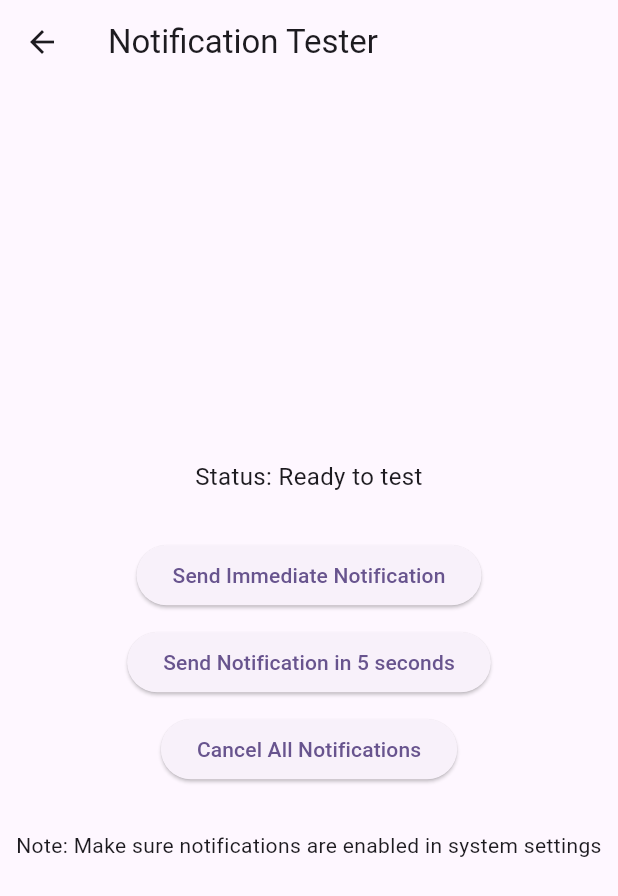
After one commit to romitdonga/flutter_auto_notify, a Flutter app: the TestHomePage screen opened directly, after a tap on "Open Notification Tester", on a phone screen of 412 x 824 dp. The commit adds this screen. Shown: the top 896 px of the screen. Run offline on Flutter 3.47's test engine with Material 3 defaults, Android fonts, the phone set to English and light mode, and no system bars; our stand-ins replace device_info_plus, flutter_local_notifications, shared_preferences, timezone; accounts and stored records are empty.

Commit message:
test added

```diff
--- a/lib/auto_notify_manager.dart
+++ b/lib/auto_notify_manager.dart
@@ -26,6 +26,11 @@ class AutoNotifyManager {
   /// Flutter Local Notifications plugin instance
   final FlutterLocalNotificationsPlugin _flutterLocalNotificationsPlugin =
       FlutterLocalNotificationsPlugin();
+
+  /// Get the notification plugin instance for testing purposes
+  FlutterLocalNotificationsPlugin getNotificationPlugin() {
+    return _flutterLocalNotificationsPlugin;
+  }
 
   /// Configuration for the notification system
   late AutoNotifyConfig _config;
--- a/lib/main.dart
+++ b/lib/main.dart
@@ -8,11 +8,7 @@ void main() async {
   await autoNotify.init(
     config: const AutoNotifyConfig(
       notifyInitialize: 1, // Enable the SDK
-      titlePool: [
-        'Hey there!',
-        'Miss you!',
-        'Come back!',
-      ],
+      titlePool: ['Hey there!', 'Miss you!', 'Come back!'],
       bodyPool: [
         'Come back and have fun!',
         'We have new content for you!',
--- /dev/null
+++ b/lib/notification_test_app.dart
@@ -0,0 +1,124 @@
+import 'package:flutter/material.dart';
+import 'package:flutter_local_notifications/flutter_local_notifications.dart';
+import 'auto_notify_sdk.dart';
+import 'test_notifications.dart';
+
+class NotificationTestApp extends StatefulWidget {
+  const NotificationTestApp({super.key});
+
+  @override
+  State<NotificationTestApp> createState() => _NotificationTestAppState();
+}
+
+class _NotificationTestAppState extends State<NotificationTestApp> {
+  late NotificationTester _notificationTester;
+  String _status = 'Ready to test';
+
+  @override
+  void initState() {
+    super.initState();
+    // Get the plugin instance from the AutoNotifyManager
+    final plugin = autoNotify.getNotificationPlugin();
+    _notificationTester = NotificationTester(plugin);
+  }
+
+  // Send an immediate test notification
+  Future<void> _sendImmediateNotification() async {
+    setState(() {
+      _status = 'Sending immediate notification...';
+    });
+
+    try {
+      await _notificationTester.sendImmediateTestNotification(
+        title: 'Immediate Test',
+        body: 'This notification appears immediately',
+      );
+      setState(() {
+        _status = 'Immediate notification sent!';
+      });
+    } catch (e) {
+      setState(() {
+        _status = 'Error: $e';
+      });
+    }
+  }
+
+  // Send a notification with a short delay
+  Future<void> _sendDelayedNotification() async {
+    setState(() {
+      _status = 'Scheduling notification in 5 seconds...';
+    });
+
+    try {
+      await _notificationTester.sendDelayedTestNotification(
+        title: 'Delayed Test',
+        body: 'This notification appears after a short delay',
+        delaySeconds: 50,
+      );
+      setState(() {
+        _status = 'Notification scheduled for 5 seconds from now!';
+      });
+    } catch (e) {
+      setState(() {
+        _status = 'Error: $e';
+      });
+    }
+  }
+
+  // Cancel all notifications
+  Future<void> _cancelNotifications() async {
+    setState(() {
+      _status = 'Cancelling all notifications...';
+    });
+
+    try {
+      await _notificationTester.cancelAllNotifications();
+      setState(() {
+        _status = 'All notifications cancelled!';
+      });
+    } catch (e) {
+      setState(() {
+        _status = 'Error: $e';
+      });
+    }
+  }
+
+  @override
+  Widget build(BuildContext context) {
+    return Scaffold(
+      appBar: AppBar(title: const Text('Notification Tester')),
+      body: Center(
+        child: Column(
+          mainAxisAlignment: MainAxisAlignment.center,
+          children: [
+            Text(
+              'Status: $_status',
+              style: const TextStyle(fontSize: 16),
+              textAlign: TextAlign.center,
+            ),
+            const SizedBox(height: 30),
+            ElevatedButton(
+              onPressed: _sendImmediateNotification,
+              child: const Text('Send Immediate Notification'),
+            ),
+            const SizedBox(height: 10),
+            ElevatedButton(
+              onPressed: _sendDelayedNotification,
+              child: const Text('Send Notification in 5 seconds'),
+            ),
+            const SizedBox(height: 10),
+            ElevatedButton(
+              onPressed: _cancelNotifications,
+              child: const Text('Cancel All Notifications'),
+            ),
+            const SizedBox(height: 30),
+            const Text(
+              'Note: Make sure notifications are enabled in system settings',
+              textAlign: TextAlign.center,
+            ),
+          ],
+        ),
+      ),
+    );
+  }
+}
--- /dev/null
+++ b/lib/test_main.dart
@@ -0,0 +1,125 @@
+import 'package:flutter/material.dart';
+import 'auto_notify_sdk.dart';
+import 'notification_test_app.dart';
+
+void main() async {
+  WidgetsFlutterBinding.ensureInitialized();
+
+  // Initialize the AutoNotify SDK with configuration
+  await autoNotify.init(
+    config: const AutoNotifyConfig(
+      notifyInitialize: 1, // Enable the SDK
+      titlePool: [
+        'Hey there!',
+        'Miss you!',
+        'Come back!',
+      ],
+      bodyPool: [
+        'Come back and have fun!',
+        'We have new content for you!',
+        'Your friends are waiting for you!',
+      ],
+      hourStart: 9,
+      hourEnd: 21,
+      minuteJitter: 30,
+      cooldownDays: 1,
+    ),
+    enableDebugLogs: true,
+  );
+
+  runApp(const TestApp());
+}
+
+class TestApp extends StatelessWidget {
+  const TestApp({super.key});
+
+  @override
+  Widget build(BuildContext context) {
+    return MaterialApp(
+      title: 'Notification Test',
+      theme: ThemeData(
+        colorScheme: ColorScheme.fromSeed(seedColor: Colors.blue),
+        useMaterial3: true,
+      ),
+      home: const TestHomePage(),
+    );
+  }
+}
+
+class TestHomePage extends StatefulWidget {
+  const TestHomePage({super.key});
+
+  @override
+  State<TestHomePage> createState() => _TestHomePageState();
+}
+
+class _TestHomePageState extends State<TestHomePage> {
+  bool _notificationsEnabled = false;
+
+  @override
+  void initState() {
+    super.initState();
+    _loadNotificationState();
+  }
+
+  // Load the current notification state
+  Future<void> _loadNotificationState() async {
+    final enabled = autoNotify.isEnabled;
+    setState(() {
+      _notificationsEnabled = enabled;
+    });
+  }
+
+  // Toggle notifications on/off
+  Future<void> _toggleNotifications(bool value) async {
+    await autoNotify.setEnabled(value);
+    setState(() {
+      _notificationsEnabled = value;
+    });
+  }
+
+  @override
+  Widget build(BuildContext context) {
+    return Scaffold(
+      appBar: AppBar(
+        backgroundColor: Theme.of(context).colorScheme.inversePrimary,
+        title: const Text('Auto Notify Test'),
+      ),
+      body: Center(
+        child: Column(
+          mainAxisAlignment: MainAxisAlignment.center,
+          children: <Widget>[
+            const Text(
+              'Auto Notify SDK Test',
+              style: TextStyle(fontSize: 24, fontWeight: FontWeight.bold),
+            ),
+            const SizedBox(height: 20),
+            const Text('Enable notifications:'),
+            Switch(
+              value: _notificationsEnabled,
+              onChanged: _toggleNotifications,
+            ),
+            const SizedBox(height: 20),
+            if (autoNotify.nextScheduledTime != null)
+              Text(
+                'Next scheduled: ${autoNotify.nextScheduledTime.toString()}',
+                textAlign: TextAlign.center,
+              ),
+            const SizedBox(height: 30),
+            ElevatedButton(
+              onPressed: () {
+                Navigator.push(
+                  context,
+                  MaterialPageRoute(
+                    builder: (context) => const NotificationTestApp(),
+                  ),
+                );
+              },
+              child: const Text('Open Notification Tester'),
+            ),
+          ],
+        ),
+      ),
+    );
+  }
+}
--- /dev/null
+++ b/lib/test_notifications.dart
@@ -0,0 +1,99 @@
+import 'package:flutter/material.dart';
+import 'package:flutter_local_notifications/flutter_local_notifications.dart';
+import 'package:timezone/timezone.dart' as tz;
+
+/// Utility class for testing notifications
+class NotificationTester {
+  /// Flutter Local Notifications plugin instance
+  final FlutterLocalNotificationsPlugin _flutterLocalNotificationsPlugin;
+
+  /// Constructor that takes the plugin instance
+  NotificationTester(this._flutterLocalNotificationsPlugin);
+
+  /// Send an immediate test notification
+  Future<void> sendImmediateTestNotification({
+    String title = 'Test Notification',
+    String body = 'This is a test notification',
+    String? payload,
+  }) async {
+    // Create Android notification details
+    const androidDetails = AndroidNotificationDetails(
+      'test_channel',
+      'Test Channel',
+      channelDescription: 'Channel for test notifications',
+      importance: Importance.high,
+      priority: Priority.high,
+    );
+
+    // Create iOS notification details
+    const iosDetails = DarwinNotificationDetails(
+      presentAlert: true,
+      presentBadge: true,
+      presentSound: true,
+    );
+
+    // Create notification details for all platforms
+    const notificationDetails = NotificationDetails(
+      android: androidDetails,
+      iOS: iosDetails,
+    );
+
+    // Show the notification immediately
+    await _flutterLocalNotificationsPlugin.show(
+      0, // Notification ID
+      title,
+      body,
+      notificationDetails,
+      payload: payload,
+    );
+  }
+
+  /// Send a test notification scheduled for a few seconds from now
+  Future<void> sendDelayedTestNotification({
+    String title = 'Delayed Test Notification',
+    String body = 'This is a delayed test notification',
+    String? payload,
+    int delaySeconds = 5,
+  }) async {
+    // Create Android notification details
+    const androidDetails = AndroidNotificationDetails(
+      'test_channel',
+      'Test Channel',
+      channelDescription: 'Channel for test notifications',
+      importance: Importance.high,
+      priority: Priority.high,
+    );
+
+    // Create iOS notification details
+    const iosDetails = DarwinNotificationDetails(
+      presentAlert: true,
+      presentBadge: true,
+      presentSound: true,
+    );
+
+    // Create notification details for all platforms
+    const notificationDetails = NotificationDetails(
+      android: androidDetails,
+      iOS: iosDetails,
+    );
+
+    // Calculate scheduled time (a few seconds from now)
+    final scheduledTime = tz.TZDateTime.now(tz.local).add(Duration(seconds: delaySeconds));
+
+    // Schedule the notification
+    await _flutterLocalNotificationsPlugin.zonedSchedule(
+      1, // Notification ID
+      title,
+      body,
+      scheduledTime,
+      notificationDetails,
+      androidScheduleMode: AndroidScheduleMode.exactAllowWhileIdle,
+      payload: payload,
+    );
+  }
+
+  /// Cancel all pending notifications
+  Future<void> cancelAllNotifications() async {
+    await _flutterLocalNotificationsPlugin.cancelAll();
+  }
+}
```
Also changed, not shown: 1 other file.
